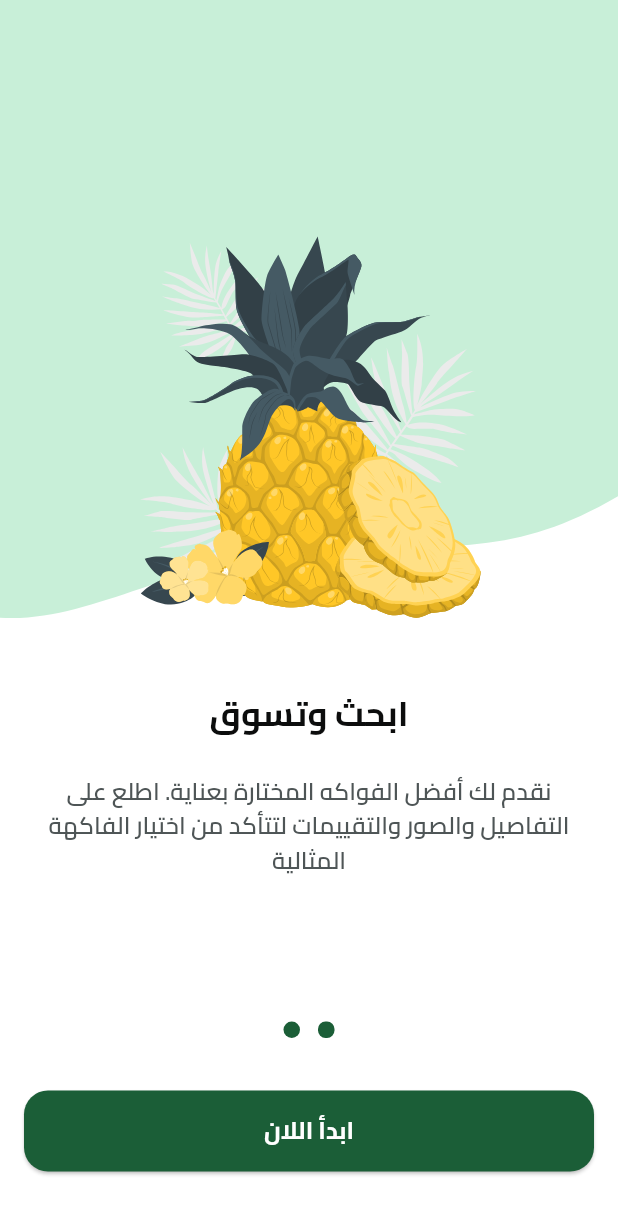
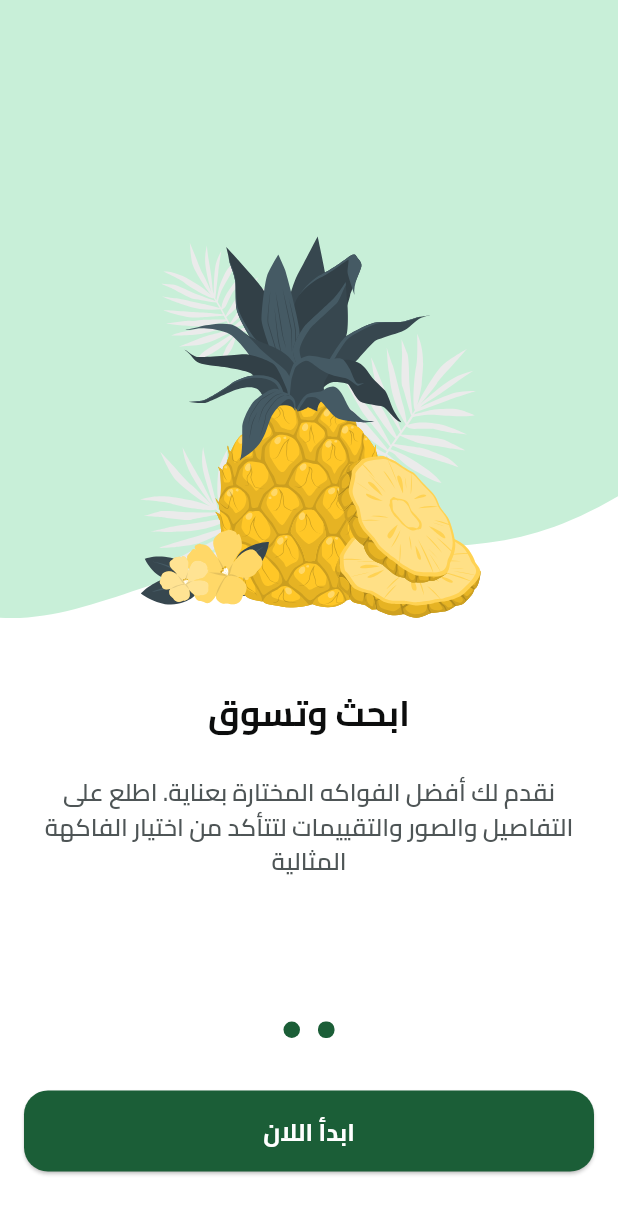
Before and after one commit to PhilopaterNabil/Fruits_Hub-App, a Flutter app: the screen it shows after launch, swiped to page 2, on a phone screen of 412 x 824 dp. Shown: the top 1214 px of the screen. Run offline on Flutter 3.47's test engine with Material 3 defaults, Android fonts, the phone set to English and light mode, and no system bars; drawn by our look-alikes of dots_indicator; our stand-ins replace flutter_screenutil, flutter_svg, shared_preferences.

Commit message:
Refactor text styles to use FontSizeManager and FontWeightManager; add flutter_screenutil dependency for responsive design

```diff
--- a/lib/core/utils/app_text_styles.dart
+++ b/lib/core/utils/app_text_styles.dart
@@ -1,83 +1,84 @@
 import 'package:flutter/material.dart';
 import 'package:fruits_hub/core/utils/app_colors.dart';
+import 'package:fruits_hub/core/utils/font_manager.dart';
 
 abstract class AppTextStyles {
-  static const TextStyle bold13 = TextStyle(
-    fontWeight: FontWeight.bold,
-    fontSize: 13,
+  static TextStyle bold13 = TextStyle(
+    fontSize: FontSizeManager.s13,
+    fontWeight: FontWeightManager.bold,
   );
 
-  static const TextStyle font23BlackBold = TextStyle(
-    fontSize: 23,
+  static TextStyle font23BlackBold = TextStyle(
+    fontSize: FontSizeManager.s23,
     color: AppColors.blackColor,
-    fontWeight: FontWeight.bold,
+    fontWeight: FontWeightManager.bold,
   );
 
-  static const TextStyle semiBold13 = TextStyle(
-    fontWeight: FontWeight.w600,
-    fontSize: 13,
+  static TextStyle semiBold13 = TextStyle(
+    fontSize: FontSizeManager.s13,
+    fontWeight: FontWeightManager.semiBold,
   );
 
-  static const TextStyle font13LightGreyRegular = TextStyle(
-    fontSize: 13,
+  static TextStyle font13LightGreyRegular = TextStyle(
+    fontSize: FontSizeManager.s13,
     color: AppColors.lightGreyColor,
-    fontWeight: FontWeight.normal,
+    fontWeight: FontWeightManager.regular,
   );
 
-  static const TextStyle bold16 = TextStyle(
-    fontWeight: FontWeight.bold,
-    fontSize: 16,
+  static TextStyle bold16 = TextStyle(
+    fontSize: FontSizeManager.s16,
+    fontWeight: FontWeightManager.bold,
   );
 
-  static const TextStyle bold19 = TextStyle(
-    fontWeight: FontWeight.bold,
-    fontSize: 19,
+  static TextStyle bold19 = TextStyle(
+    fontSize: FontSizeManager.s19,
+    fontWeight: FontWeightManager.bold,
   );
 
-  static const TextStyle font16GreySemiBold = TextStyle(
-    fontSize: 16,
+  static TextStyle font16GreySemiBold = TextStyle(
+    fontSize: FontSizeManager.s16,
     color: AppColors.greyColor,
-    fontWeight: FontWeight.w600,
+    fontWeight: FontWeightManager.semiBold,
   );
 
-  static const TextStyle font16WhiteBold = TextStyle(
-    fontSize: 16,
+  static TextStyle font16WhiteBold = TextStyle(
+    fontSize: FontSizeManager.s16,
     color: AppColors.whiteColor,
-    fontWeight: FontWeight.w700,
+    fontWeight: FontWeightManager.bold,
   );
 
-  static const TextStyle bold28 = TextStyle(
-    fontWeight: FontWeight.bold,
-    fontSize: 28,
+  static TextStyle bold28 = TextStyle(
+    fontSize: FontSizeManager.s28,
+    fontWeight: FontWeightManager.bold,
   );
 
-  static const TextStyle regular22 = TextStyle(
-    fontWeight: FontWeight.normal,
-    fontSize: 22,
+  static TextStyle regular22 = TextStyle(
+    fontSize: FontSizeManager.s22,
+    fontWeight: FontWeightManager.regular,
   );
 
-  static const TextStyle semiBold11 = TextStyle(
-    fontWeight: FontWeight.w600,
-    fontSize: 11,
+  static TextStyle semiBold11 = TextStyle(
+    fontSize: FontSizeManager.s11,
+    fontWeight: FontWeightManager.semiBold,
   );
 
-  static const TextStyle medium15 = TextStyle(
-    fontWeight: FontWeight.w500,
-    fontSize: 15,
+  static TextStyle medium15 = TextStyle(
+    fontSize: FontSizeManager.s15,
+    fontWeight: FontWeightManager.medium,
   );
 
-  static const TextStyle regular26 = TextStyle(
-    fontWeight: FontWeight.normal,
-    fontSize: 26,
+  static TextStyle regular26 = TextStyle(
+    fontSize: FontSizeManager.s26,
+    fontWeight: FontWeightManager.regular,
   );
 
-  static const TextStyle regular16 = TextStyle(
-    fontWeight: FontWeight.normal,
-    fontSize: 16,
+  static TextStyle regular16 = TextStyle(
+    fontSize: FontSizeManager.s16,
+    fontWeight: FontWeightManager.regular,
   );
 
-  static const TextStyle regular11 = TextStyle(
-    fontWeight: FontWeight.normal,
-    fontSize: 11,
+  static TextStyle regular11 = TextStyle(
+    fontSize: FontSizeManager.s11,
+    fontWeight: FontWeightManager.regular,
   );
 }
--- /dev/null
+++ b/lib/core/utils/font_manager.dart
@@ -0,0 +1,42 @@
+import 'package:flutter/material.dart';
+import 'package:flutter_screenutil/flutter_screenutil.dart';
+
+class FontType {
+  static const String kIBMPlexSansArabic = 'IBM Plex Sans Arabic';
+}
+
+class FontWeightManager {
+  static const FontWeight thin = FontWeight.w100;
+  static const FontWeight extraLight = FontWeight.w200;
+  static const FontWeight light = FontWeight.w300;
+  static const FontWeight regular = FontWeight.w400;
+  static const FontWeight medium = FontWeight.w500;
+  static const FontWeight semiBold = FontWeight.w600;
+  static const FontWeight bold = FontWeight.w700;
+  static const FontWeight extraBold = FontWeight.w800;
+  static const FontWeight heavy = FontWeight.w900;
+}
+
+class FontSizeManager {
+  static double s9 = 9.sp;
+  static double s10 = 10.sp;
+  static double s11 = 11.sp;
+  static double s12 = 12.sp;
+  static double s13 = 13.sp;
+  static double s14 = 14.sp;
+  static double s15 = 15.sp;
+  static double s16 = 16.sp;
+  static double s18 = 18.sp;
+  static double s19 = 19.sp;
+  static double s23 = 23.sp;
+  static double s22 = 22.sp;
+  static double s24 = 24.sp;
+  static double s26 = 26.sp;
+  static double s28 = 28.sp;
+  static double s30 = 30.sp;
+  static double s32 = 32.sp;
+  static double s35 = 35.sp;
+  static double s50 = 50.sp;
+  static double s52 = 52.sp;
+  static double s60 = 60.sp;
+}
--- a/lib/fruits_hub_app.dart
+++ b/lib/fruits_hub_app.dart
@@ -1,5 +1,6 @@
 import 'package:flutter/material.dart';
 import 'package:flutter_localizations/flutter_localizations.dart';
+import 'package:flutter_screenutil/flutter_screenutil.dart';
 import 'package:fruits_hub/core/routing/app_router.dart';
 import 'package:fruits_hub/core/routing/routes.dart';
 import 'package:fruits_hub/generated/l10n.dart';
@@ -9,7 +10,11 @@ class FruitsHubApp extends StatelessWidget {
 
   @override
   Widget build(BuildContext context) {
-    return MaterialApp(
+    return ScreenUtilInit(
+      designSize: const Size(375, 812),
+      minTextAdapt: true,
+      splitScreenMode: true,
+      builder: (context, child) => MaterialApp(
         debugShowCheckedModeBanner: false,
         title: 'Fruits Hub',
         localizationsDelegates: [
@@ -28,6 +33,7 @@ class FruitsHubApp extends StatelessWidget {
         ),
         initialRoute: Routes.splashScreen,
         onGenerateRoute: AppRouter().generateRoute,
+      ),
     );
   }
 }
--- a/pubspec.yaml
+++ b/pubspec.yaml
@@ -34,6 +34,7 @@ dependencies:
     sdk: flutter
   flutter_localizations:
     sdk: flutter
+  flutter_screenutil: ^5.9.3
   flutter_svg: ^2.2.0
   go_router: ^15.2.4
   shared_preferences: ^2.5.3
```
Also changed, not shown: pubspec.lock. Lines whose indentation alone changed are shown as unchanged.
